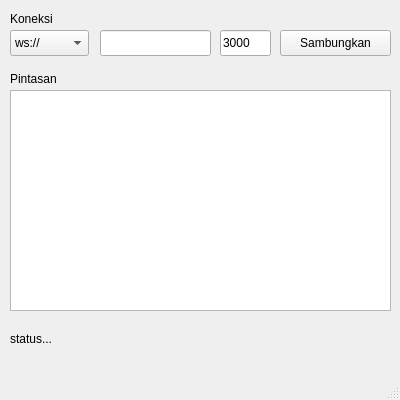
zinzui12345/Shortcut-Emitter, file mainwindow.ui: the form before one commit.
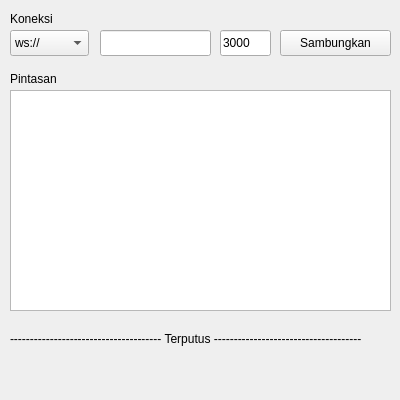
The form after the commit. Icons and pictures are not drawn.

The edit to the form file:
```diff
--- a/mainwindow.ui
+++ b/mainwindow.ui
@@ -141,12 +141,12 @@
      <rect>
       <x>10</x>
       <y>330</y>
-      <width>58</width>
+      <width>381</width>
       <height>18</height>
      </rect>
     </property>
     <property name="text">
-     <string>status...</string>
+     <string>-------------------------------------- Terputus -------------------------------------</string>
     </property>
    </widget>
   </widget>
@@ -160,7 +160,11 @@
     </rect>
    </property>
   </widget>
-  <widget class="QStatusBar" name="statusbar"/>
+  <widget class="QStatusBar" name="statusbar">
+   <property name="sizeGripEnabled">
+    <bool>false</bool>
+   </property>
+  </widget>
  </widget>
  <resources/>
  <connections/>
```
Left out of the diff: 5 changed lines with no effect on the pictures.
